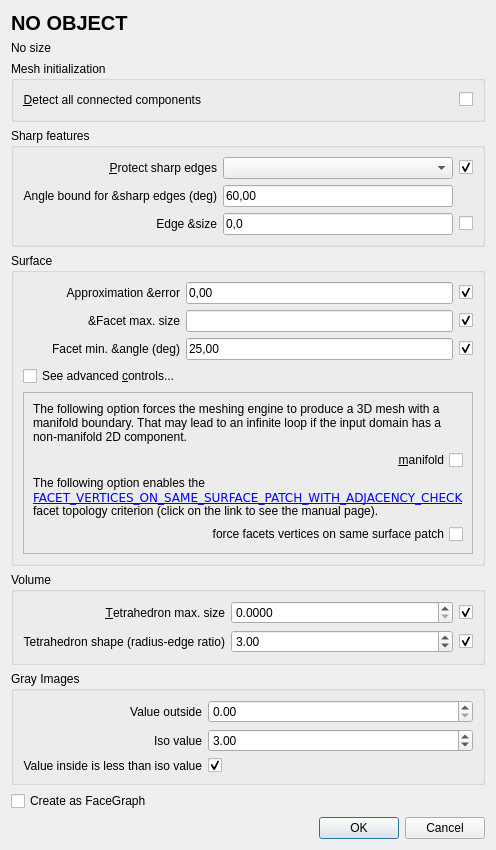
Qt form Polyhedron/demo/Polyhedron/Plugins/Mesh_3/Meshing_dialog.ui (CGAL/cgal) before a commit.
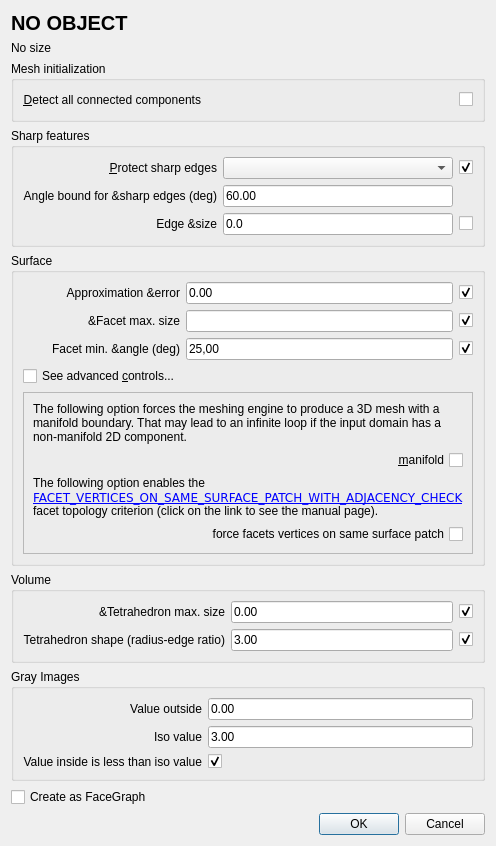
The same form after that commit. Custom widgets are drawn as their Qt base class.

```diff
--- a/Polyhedron/demo/Polyhedron/Plugins/Mesh_3/Meshing_dialog.ui
+++ b/Polyhedron/demo/Polyhedron/Plugins/Mesh_3/Meshing_dialog.ui
@@ -160,14 +160,14 @@
       <item row="3" column="1">
        <widget class="DoubleEdit" name="sharpEdgesAngle">
         <property name="text">
-         <string>60,00</string>
+         <string>60.00</string>
         </property>
        </widget>
       </item>
       <item row="7" column="1">
        <widget class="DoubleEdit" name="edgeSizing">
         <property name="text">
-         <string>0,0</string>
+         <string>0.0</string>
         </property>
        </widget>
       </item>
@@ -320,7 +320,7 @@
       <item row="1" column="1">
        <widget class="DoubleEdit" name="approx">
         <property name="text">
-         <string>0,00</string>
+         <string>0.00</string>
         </property>
        </widget>
       </item>
@@ -372,35 +372,6 @@
         </property>
        </widget>
       </item>
-      <item row="1" column="1">
-       <widget class="QDoubleSpinBox" name="tetShape">
-        <property name="minimumSize">
-         <size>
-          <width>110</width>
-          <height>0</height>
-         </size>
-        </property>
-        <property name="minimum">
-         <double>1.000000000000000</double>
-        </property>
-        <property name="value">
-         <double>3.000000000000000</double>
-        </property>
-       </widget>
-      </item>
-      <item row="0" column="1">
-       <widget class="QDoubleSpinBox" name="tetSizing">
-        <property name="minimumSize">
-         <size>
-          <width>110</width>
-          <height>0</height>
-         </size>
-        </property>
-        <property name="decimals">
-         <number>4</number>
-        </property>
-       </widget>
-      </item>
       <item row="1" column="0">
        <widget class="QLabel" name="label_2">
         <property name="text">
@@ -422,8 +393,19 @@
         <property name="alignment">
          <set>Qt::AlignRight|Qt::AlignTrailing|Qt::AlignVCenter</set>
         </property>
-        <property name="buddy">
-         <cstring>tetSizing</cstring>
+       </widget>
+      </item>
+      <item row="0" column="1">
+       <widget class="DoubleEdit" name="tetSizing">
+        <property name="text">
+         <string>0.00</string>
+        </property>
+       </widget>
+      </item>
+      <item row="1" column="1">
+       <widget class="DoubleEdit" name="tetShape">
+        <property name="text">
+         <string>3.00</string>
         </property>
        </widget>
       </item>
@@ -458,22 +440,6 @@
         </property>
        </widget>
       </item>
-      <item row="1" column="1">
-       <widget class="QDoubleSpinBox" name="iso_value_spinBox">
-        <property name="minimum">
-         <double>-65536.000000000000000</double>
-        </property>
-        <property name="maximum">
-         <double>65536.000000000000000</double>
-        </property>
-        <property name="value">
-         <double>3.000000000000000</double>
-        </property>
-       </widget>
-      </item>
-      <item row="0" column="1">
-       <widget class="QDoubleSpinBox" name="value_outside_spinBox"/>
-      </item>
       <item row="0" column="0">
        <widget class="QLabel" name="label_4">
         <property name="toolTip">
@@ -513,6 +479,20 @@
         </property>
        </widget>
       </item>
+      <item row="0" column="1">
+       <widget class="DoubleEdit" name="value_outside_spinBox">
+        <property name="text">
+         <string>0.00</string>
+        </property>
+       </widget>
+      </item>
+      <item row="1" column="1">
+       <widget class="DoubleEdit" name="iso_value_spinBox">
+        <property name="text">
+         <string>3.00</string>
+        </property>
+       </widget>
+      </item>
      </layout>
     </widget>
    </item>
```
Left out of the diff: 5 changed lines with no effect on the pictures.
